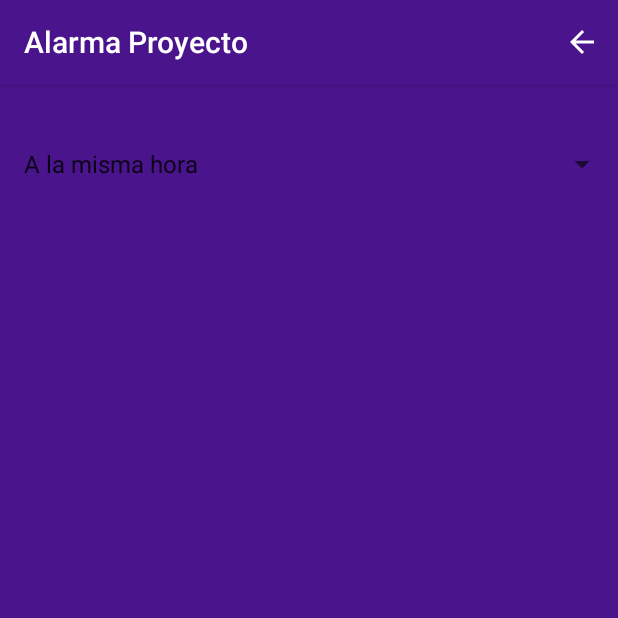
After one commit to FerDev97/AlarmaProyecto, an Android app: the EventoMesActivity screen opened directly, with no data from a screen before it, on a phone screen of 412 x 824 dp, the top half of it. The commit adds this screen. Run offline under Robolectric (Android 15) with nearby library versions, the light colour scheme and no system bars; Roboto replaces fonts that are not available here.

```diff
--- a/app/src/main/AndroidManifest.xml
+++ b/app/src/main/AndroidManifest.xml
@@ -30,7 +30,9 @@
             android:name="preloaded_fonts"
             android:resource="@array/preloaded_fonts" />
 
-        <activity android:name=".AddEventoActivity"></activity>
+        <activity android:name=".AddEventoActivity" />
+        <activity android:name=".EventoDiaActivity" />
+        <activity android:name=".EventoMesActivity"></activity>
     </application>
 
 </manifest>
--- /dev/null
+++ b/app/src/main/java/com/example/fernando/alarmaproyecto/EventoMesActivity.java
@@ -0,0 +1,68 @@
+package com.example.fernando.alarmaproyecto;
+
+import android.support.v7.app.AppCompatActivity;
+import android.os.Bundle;
+import android.view.Menu;
+import android.view.MenuInflater;
+import android.view.MenuItem;
+import android.view.View;
+import android.widget.AdapterView;
+import android.widget.ArrayAdapter;
+import android.widget.Spinner;
+
+import java.util.ArrayList;
+
+public class EventoMesActivity extends AppCompatActivity {
+
+    ArrayList<String> lista;
+    Spinner meses;
+    @Override
+    protected void onCreate(Bundle savedInstanceState) {
+        super.onCreate(savedInstanceState);
+        setContentView(R.layout.activity_evento_mes);
+        lista=new ArrayList<>();
+        meses=(Spinner)findViewById(R.id.meses);
+        llenar();
+
+        meses.setOnItemSelectedListener(new AdapterView.OnItemSelectedListener() {
+            @Override
+            public void onItemSelected(AdapterView<?> parent, View view, int position, long id) {
+
+            }
+
+            @Override
+            public void onNothingSelected(AdapterView<?> parent) {
+
+            }
+        });
+    }
+
+    @Override
+    public boolean onCreateOptionsMenu(Menu menu) {
+        MenuInflater inflater = getMenuInflater();
+        inflater.inflate(R.menu.acciones, menu);
+        return super.onCreateOptionsMenu(menu);
+    }
+
+    @Override
+    public boolean onOptionsItemSelected(MenuItem item) {
+        switch (item.getItemId()) {
+            case R.id.atras:
+                finish();
+                return true;
+            default:
+                return super.onOptionsItemSelected(item);
+        }
+    }
+
+    private void llenar() {
+        lista=new ArrayList<>();
+        lista.add("A la misma hora");
+        lista.add("30 minutos antes");
+        lista.add("1 hora antes");
+        lista.add("Personalizado");
+
+        ArrayAdapter<String> adapter=new ArrayAdapter<String>(this, android.R.layout.simple_list_item_1, lista);
+        meses.setAdapter(adapter);
+    }
+}
--- /dev/null
+++ b/app/src/main/res/drawable/ic_arrow_back_black_24dp.xml
@@ -0,0 +1,9 @@
+<vector xmlns:android="http://schemas.android.com/apk/res/android"
+        android:width="24dp"
+        android:height="24dp"
+        android:viewportWidth="24.0"
+        android:viewportHeight="24.0">
+    <path
+        android:fillColor="#FFFFFFFF"
+        android:pathData="M20,11H7.83l5.59,-5.59L12,4l-8,8 8,8 1.41,-1.41L7.83,13H20v-2z"/>
+</vector>
--- /dev/null
+++ b/app/src/main/res/layout/activity_evento_mes.xml
@@ -0,0 +1,28 @@
+<?xml version="1.0" encoding="utf-8"?>
+<RelativeLayout xmlns:android="http://schemas.android.com/apk/res/android"
+    xmlns:app="http://schemas.android.com/apk/res-auto"
+    xmlns:tools="http://schemas.android.com/tools"
+    android:layout_width="match_parent"
+    android:layout_height="match_parent"
+    android:background="@color/md_purple_900"
+    tools:context="com.example.fernando.alarmaproyecto.EventoMesActivity">
+
+    <Spinner
+        android:id="@+id/meses"
+        android:layout_width="368dp"
+        android:layout_height="wrap_content"
+        android:layout_alignParentEnd="true"
+        android:layout_alignParentStart="true"
+        android:layout_alignParentTop="true"
+        android:layout_marginTop="29dp"
+        tools:layout_editor_absoluteX="8dp"
+        tools:layout_editor_absoluteY="41dp" />
+
+    <ListView
+        android:id="@+id/lista"
+        android:layout_width="match_parent"
+        android:layout_height="match_parent"
+        android:layout_alignParentStart="true"
+        android:layout_below="@+id/meses"
+        android:layout_marginTop="34dp" />
+</RelativeLayout>
--- /dev/null
+++ b/app/src/main/res/menu/acciones.xml
@@ -0,0 +1,8 @@
+<?xml version="1.0" encoding="utf-8"?>
+<menu xmlns:app="http://schemas.android.com/apk/res-auto"
+    xmlns:android="http://schemas.android.com/apk/res/android">
+    <item android:id="@+id/atras"
+        android:icon="@drawable/ic_arrow_back_black_24dp"
+        android:title="Atras"
+        app:showAsAction="ifRoom" />
+</menu>
```
Also changed, not shown: app/src/main/java/com/example/fernando/alarmaproyecto/AddEventoActivity.java (+23 -0 lines), app/src/main/java/com/example/fernando/alarmaproyecto/EventoDiaActivity.java (added, +37 -0 lines), app/src/main/res/layout/activity_evento_dia.xml (added, +16 -0 lines).
